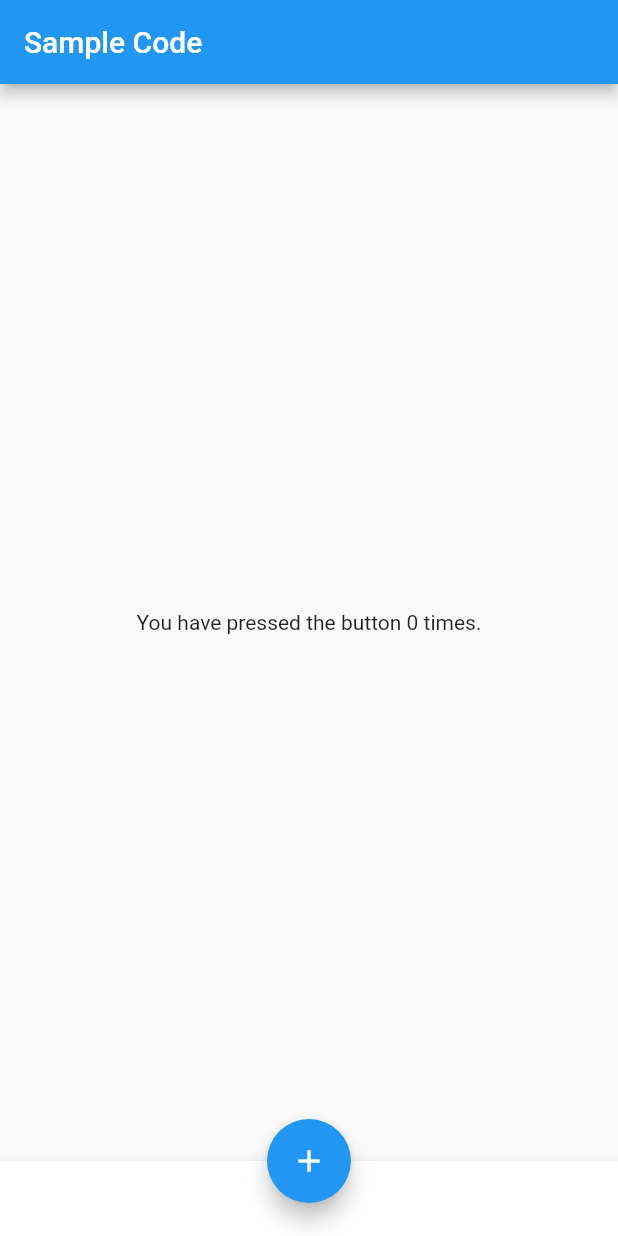
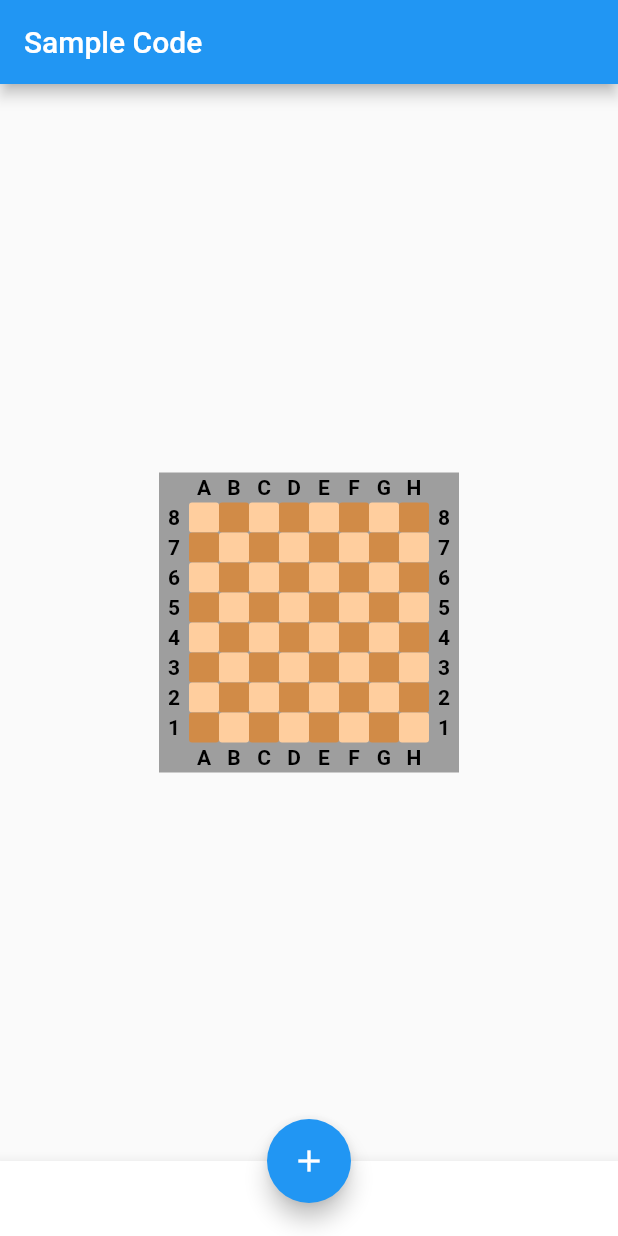
Before and after one commit to loloof64/ChessPatternMemorizer, a Flutter app: the screen it shows after launch, on a phone screen of 412 x 824 dp. Run offline on Flutter 3.47's test engine with Material 2 defaults, Android fonts, the phone set to English and light mode, and no system bars.

Commit message:
Starting to draw chess diagram: cells and coordinates.

```diff
--- /dev/null
+++ b/lib/chess_diagram.dart
@@ -0,0 +1,97 @@
+import 'package:flutter/material.dart';
+
+class ChessDiagramCell extends StatelessWidget {
+  final Color whiteColor = Color.fromARGB(255, 255, 206, 158);
+  final Color blackColor = Color.fromARGB(255, 209, 139, 71);
+  final bool cellColor;
+
+  ChessDiagramCell([this.cellColor]);
+
+  @override
+  Widget build(BuildContext context) {
+    return FlatButton(
+      onPressed: () => {},
+      child: null,
+      color: this.cellColor ? whiteColor : blackColor,
+    );
+  }
+}
+
+class ChessDiagram extends StatefulWidget {
+  @override
+  _ChessDiagramState createState() => _ChessDiagramState();
+}
+
+class _ChessDiagramState extends State<ChessDiagram> {
+  _buildCells() {
+    var cellsList = <Widget>[];
+
+    // first files coordinates line
+    cellsList.add(Text(""));
+    for (var file = 0; file < 8; file++) {
+      final fileLetter = String.fromCharCode(file + 65);
+      cellsList.add(Center(
+        child: Text(
+          fileLetter,
+          textAlign: TextAlign.center,
+          style: TextStyle(
+            color: Colors.black,
+            fontWeight: FontWeight.bold,
+          ),
+        ),
+      ));
+    }
+    cellsList.add(Text(""));
+
+    // board with ranks coordinate
+    for (var row = 0; row < 8; row++) {
+      final rankDigit = String.fromCharCode(56 - row);
+      final rankText = Center(
+        child: Text(rankDigit,
+            textAlign: TextAlign.center,
+            style: TextStyle(
+              color: Colors.black,
+              fontWeight: FontWeight.bold,
+            )),
+      );
+      cellsList.add(rankText);
+      for (var col = 0; col < 8; col++) {
+        cellsList.add(ChessDiagramCell((row + col) % 2 == 0));
+      }
+      cellsList.add(rankText);
+    }
+
+    // second files coordinates line
+    cellsList.add(Text(""));
+    for (var file = 0; file < 8; file++) {
+      final fileLetter = String.fromCharCode(file + 65);
+      cellsList.add(Center(
+        child: Text(
+          fileLetter,
+          textAlign: TextAlign.center,
+          style: TextStyle(
+            color: Colors.black,
+            fontWeight: FontWeight.bold,
+          ),
+        ),
+      ));
+    }
+    cellsList.add(Text(""));
+    return cellsList;
+  }
+
+  @override
+  Widget build(BuildContext context) {
+    final size = 200.0;
+    return SizedBox.fromSize(
+        size: Size.square(size),
+        child: Container(
+          child: GridView.count(
+            crossAxisCount: 10,
+            children: _buildCells(),
+          ),
+          color: Colors.grey,
+        ),
+    );
+  }
+}
--- a/lib/main.dart
+++ b/lib/main.dart
@@ -1,13 +1,5 @@
-// Flutter code sample for material.Scaffold.1
-
-// This example shows a [Scaffold] with an [AppBar], a [BottomAppBar] and a
-// [FloatingActionButton]. The [body] is a [Text] placed in a [Center] in order
-// to center the text within the [Scaffold] and the [FloatingActionButton] is
-// centered and docked within the [BottomAppBar] using
-// [FloatingActionButtonLocation.centerDocked]. The [FloatingActionButton] is
-// connected to a callback that increments a counter.
-
 import 'package:flutter/material.dart';
+import 'chess_diagram.dart';
 
 void main() => runApp(MyApp());
 
@@ -40,7 +32,7 @@ class _MyStatefulWidgetState extends State<MyStatefulWidget> {
         title: Text('Sample Code'),
       ),
       body: Center(
-        child: Text('You have pressed the button $_count times.'),
+        child: ChessDiagram(),
       ),
       bottomNavigationBar: BottomAppBar(
         child: Container(
```
